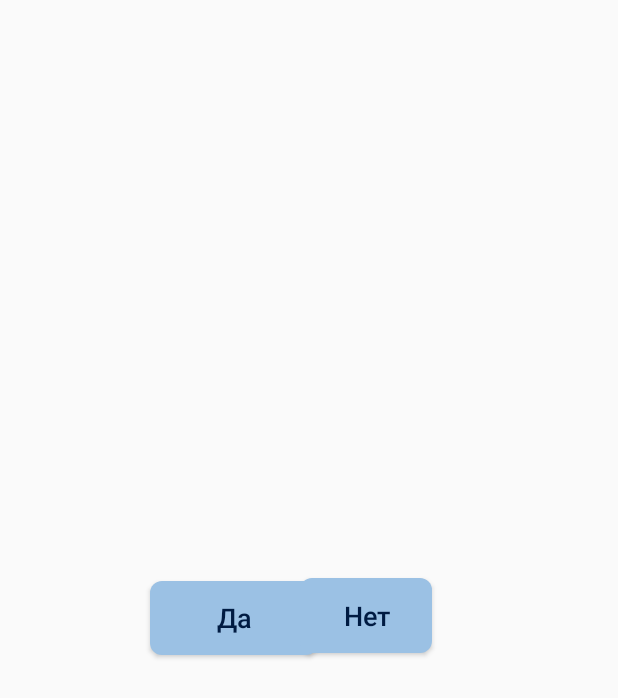
After one commit to Zzzkvidi4/AndroidFirstTask, an Android app: the layout activity_logout.xml on its own in the app's theme, with its tools: preview values and no code run, on a phone screen of 412 x 824 dp. The commit adds this screen. Shown: the top 698 px of the screen. Run offline under Robolectric (Android 15) with nearby library versions, the phone set to English and light mode, and no system bars.

Commit message:
Added activity_logout

```diff
--- /dev/null
+++ b/TestAndroidApplication1/app/src/main/res/layout/activity_logout.xml
@@ -0,0 +1,46 @@
+<?xml version="1.0" encoding="utf-8"?>
+<android.support.constraint.ConstraintLayout
+    xmlns:android="http://schemas.android.com/apk/res/android"
+    xmlns:app="http://schemas.android.com/apk/res-auto"
+    xmlns:tools="http://schemas.android.com/tools"
+    android:layout_width="match_parent"
+    android:layout_height="match_parent"
+    tools:context="zzzkvidi4.com.testandroidapplication1.GamePauseActivity">
+
+    <Button
+        android:id="@+id/backToGameBtn"
+        android:layout_width="0dp"
+        android:layout_height="49dp"
+        android:layout_marginBottom="8dp"
+        android:layout_marginEnd="200dp"
+        android:layout_marginStart="100dp"
+        android:layout_marginTop="8dp"
+        android:background="@drawable/button"
+        android:text="@string/ok_btn_text"
+        android:textAllCaps="false"
+        android:textColor="@color/mainFontColor"
+        android:textSize="18sp"
+        app:layout_constraintBottom_toBottomOf="parent"
+        app:layout_constraintEnd_toEndOf="parent"
+        app:layout_constraintStart_toStartOf="parent"
+        app:layout_constraintTop_toTopOf="parent" />
+
+    <Button
+        android:id="@+id/backToMenuBtn"
+        android:layout_width="0dp"
+        android:layout_height="50dp"
+        android:layout_marginBottom="8dp"
+        android:layout_marginEnd="100dp"
+        android:layout_marginStart="200dp"
+        android:layout_marginTop="8dp"
+        android:background="@drawable/button"
+        android:text="@string/no_btn_text"
+        android:textAllCaps="false"
+        android:textColor="@color/mainFontColor"
+        android:textSize="18sp"
+        app:layout_constraintBottom_toBottomOf="parent"
+        app:layout_constraintRight_toRightOf="parent"
+        app:layout_constraintStart_toStartOf="parent"
+        app:layout_constraintTop_toTopOf="parent"
+        app:layout_constraintVertical_bias="0.498" />
+</android.support.constraint.ConstraintLayout>
--- a/TestAndroidApplication1/app/src/main/res/values/strings.xml
+++ b/TestAndroidApplication1/app/src/main/res/values/strings.xml
@@ -24,6 +24,8 @@
     <string name="font_awesome_log_out">&#xf08b;</string>
     <string name="no_token" />
     <string name="vk_btn_title">VK</string>
+    <string name="ok_btn_text">Да</string>
+    <string name="no_btn_text">Нет</string>
     <integer name="no_user_id">-1</integer>
     <integer name="no_matches">-1</integer>
 
```
